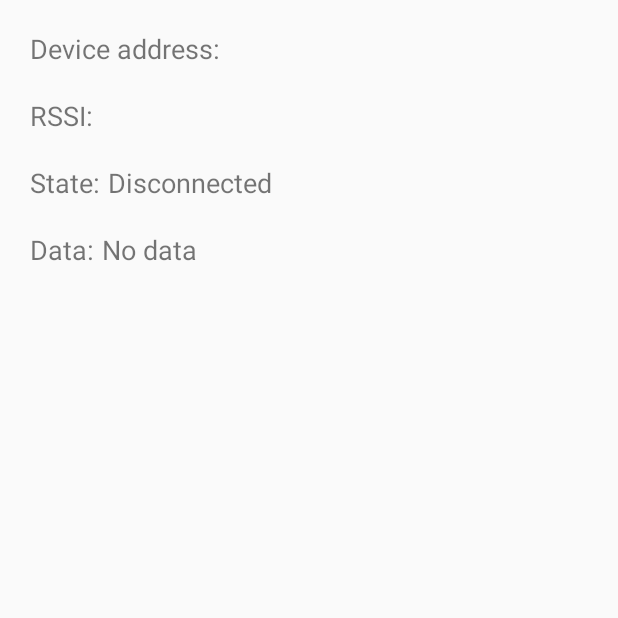
After one commit to suzp1984/Light_BLE, an Android app: the fragment DeviceControlFragment shown on its own in the app's theme, on a phone screen of 412 x 824 dp, the top half of it. The commit adds this screen. Run offline under Robolectric (Android 15) with nearby library versions, the phone set to English and light mode, and no system bars; our stand-ins replace ButterKnife.

Commit message:
add DeviceControlFragment

```diff
--- a/Light_BLE/ble/src/main/AndroidManifest.xml
+++ b/Light_BLE/ble/src/main/AndroidManifest.xml
@@ -13,7 +13,7 @@
         android:label="@string/app_name"
         android:theme="@style/AppTheme" >
         <activity
-            android:name="org.zpcat.ble.DeviceScanActivity"
+            android:name=".MainActivity"
             android:label="@string/app_name" >
             <intent-filter>
                 <action android:name="android.intent.action.MAIN" />
--- /dev/null
+++ b/Light_BLE/ble/src/main/java/org/zpcat/ble/fragment/DeviceControlFragment.java
@@ -0,0 +1,54 @@
+package org.zpcat.ble.fragment;
+
+import org.w3c.dom.Text;
+import org.zpcat.ble.R;
+
+import android.os.Bundle;
+import android.support.v4.app.Fragment;
+import android.view.LayoutInflater;
+import android.view.View;
+import android.view.ViewGroup;
+import android.widget.TextView;
+
+import butterknife.Bind;
+import butterknife.ButterKnife;
+
+/**
+ * Created by moses on 8/25/15.
+ */
+public class DeviceControlFragment extends Fragment {
+
+    public static final String EXTRAS_DEVICE_NAME = "DEVICE_NAME";
+    public static final String EXTRAS_DEVICE_ADDRESS = "DEVICE_ADDRESS";
+
+    @Bind(R.id.connection_state)
+    TextView mConnectionState;
+
+    @Bind(R.id.data_value)
+    TextView mDataField;
+
+    @Bind(R.id.signal_rssi)
+    TextView mRssiField;
+
+    @Override
+    public View onCreateView(LayoutInflater inflater, ViewGroup container,
+            Bundle savedInstanceState) {
+        View view = inflater.inflate(R.layout.gatt_services_characteristics, container, false);
+
+        ButterKnife.bind(this, view);
+
+        return view;
+    }
+
+    @Override
+    public void onViewCreated(View view, Bundle savedInstanceState) {
+
+    }
+
+    @Override
+    public void onDestroyView() {
+        ButterKnife.unbind(this);
+
+        super.onDestroyView();
+    }
+}
```
Also changed, not shown: Light_BLE/ble/src/main/java/org/zpcat/ble/MainActivity.java (renamed from Light_BLE/ble/src/main/java/org/zpcat/ble/DeviceScanActivity.java, +1 -20 lines), Light_BLE/ble/src/main/java/org/zpcat/ble/fragment/DeviceScanFragment.java (+2 -5 lines).
